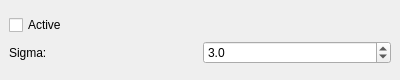
This is src/WhiskerToolbox/Media_Widget/MediaProcessing_Widget/ProcessingOptions/SharpenWidget.ui in paulmthompson/WhiskerToolbox as Qt 5 draws it before an edit. The edited form follows.
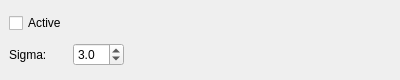
This is the edited form.

Diff of the .ui file:
```diff
--- a/src/WhiskerToolbox/Media_Widget/MediaProcessing_Widget/ProcessingOptions/SharpenWidget.ui
+++ b/src/WhiskerToolbox/Media_Widget/MediaProcessing_Widget/ProcessingOptions/SharpenWidget.ui
@@ -13,7 +13,7 @@
   <property name="windowTitle">
    <string>Form</string>
   </property>
-  <layout class="QVBoxLayout" name="verticalLayout">
+  <layout class="QHBoxLayout" name="horizontalLayout">
    <property name="spacing">
     <number>6</number>
    </property>
@@ -72,6 +72,19 @@
      </item>
     </layout>
    </item>
+   <item>
+    <spacer name="horizontalSpacer">
+     <property name="orientation">
+      <enum>Qt::Orientation::Horizontal</enum>
+     </property>
+     <property name="sizeHint" stdset="0">
+      <size>
+       <width>40</width>
+       <height>20</height>
+      </size>
+     </property>
+    </spacer>
+   </item>
   </layout>
  </widget>
  <resources/>
```
Left out of the diff: 2 changed lines with no effect on the pictures.
